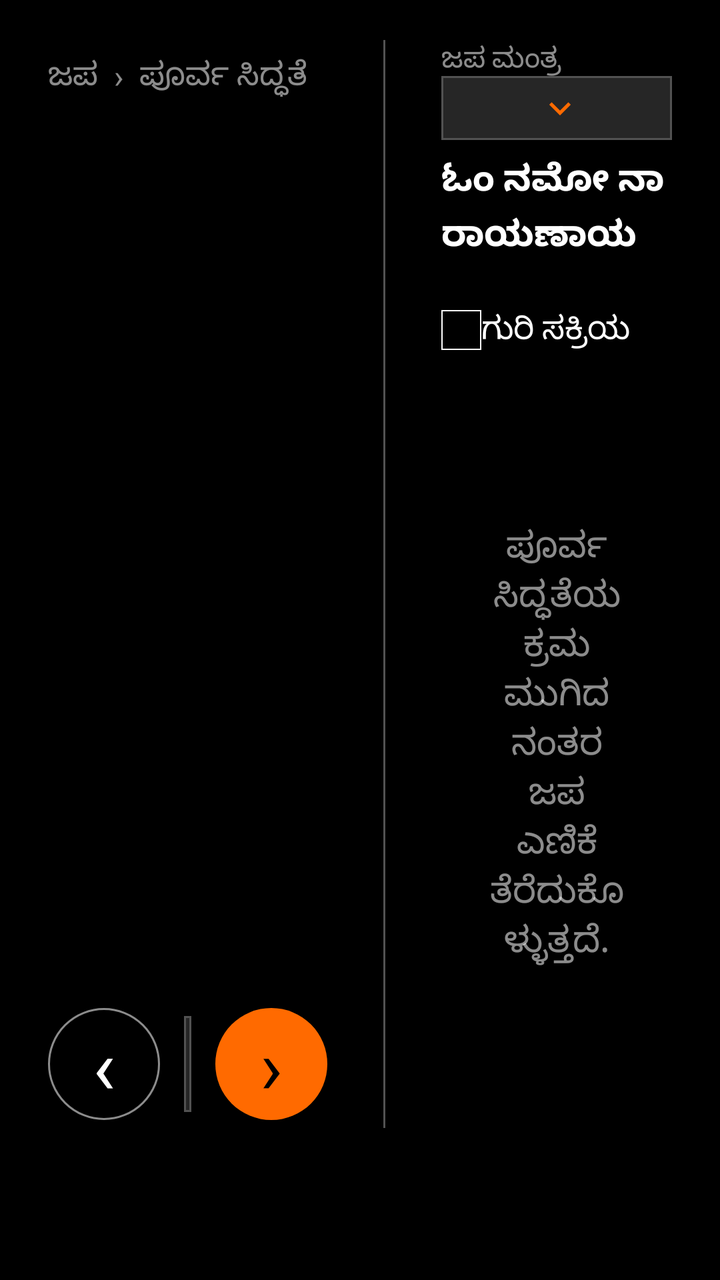
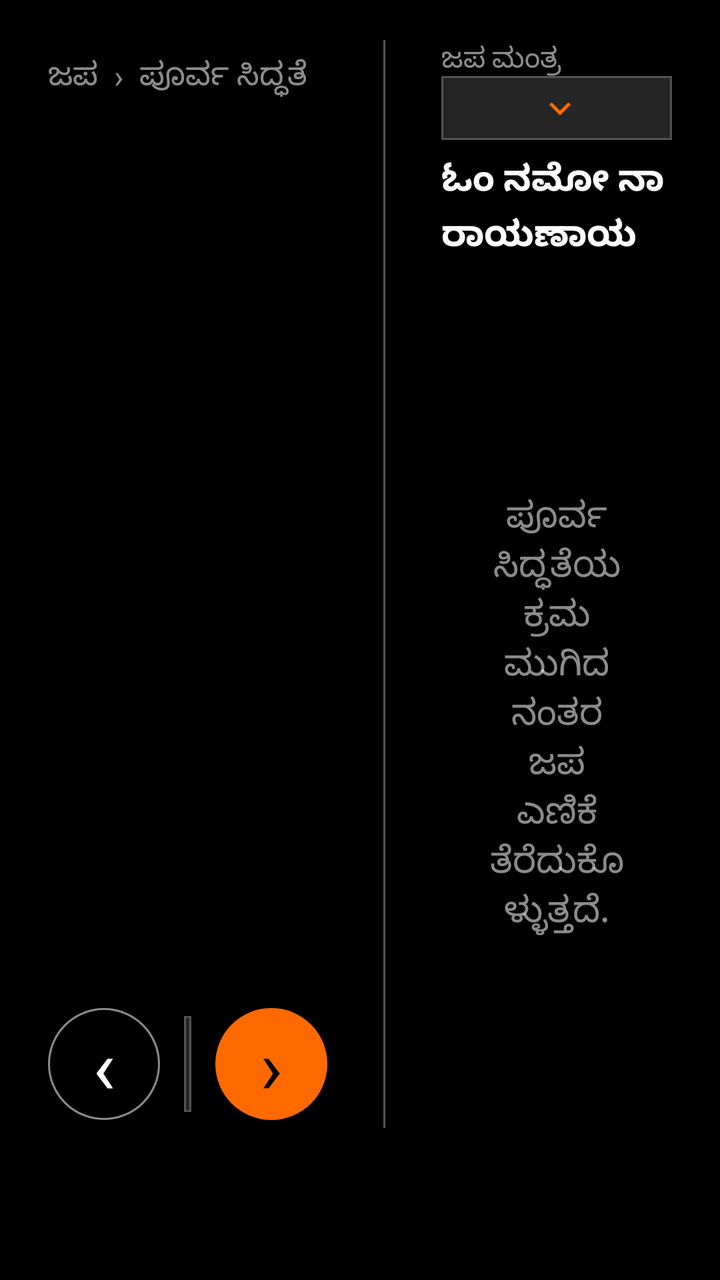

The first picture is an Android layout as it rendered before a commit; the second is the same layout after the commit. The layout source and the unified diff follow.
<!-- AndroidManifest.xml: application theme Theme.PaperDesk -->
<!-- res/layout/page_japa.xml -->
<?xml version="1.0" encoding="utf-8"?>
<LinearLayout xmlns:android="http://schemas.android.com/apk/res/android"
    android:layout_width="match_parent"
    android:layout_height="match_parent"
    android:background="@color/black"
    android:orientation="horizontal"
    android:paddingLeft="@dimen/page_pad_h"
    android:paddingTop="@dimen/japa_pad_top"
    android:paddingRight="@dimen/page_pad_h"
    android:paddingBottom="@dimen/japa_pad_bottom">

    <LinearLayout
        android:layout_width="0dp"
        android:layout_height="match_parent"
        android:layout_weight="1.08"
        android:orientation="vertical"
        android:paddingRight="28dp">

        <TextView android:id="@+id/japaTitle" style="@style/Desk.Title"
            android:layout_width="1dp" android:layout_height="1dp" android:visibility="gone" />

        <TextView android:id="@+id/japaRitualTitle" style="@style/Desk.Meta"
            android:layout_width="match_parent" android:layout_height="36dp"
            android:gravity="center_vertical" android:text="ಜಪ  ›  ಪೂರ್ವ ಸಿದ್ಧತೆ"
            android:textColor="@color/white_55" android:textSize="16sp" />

        <TextView android:id="@+id/japaRitualStep"
            android:layout_width="match_parent" android:layout_height="wrap_content"
            android:layout_marginTop="16dp" android:fontWeight="600"
            android:textColor="@color/white" android:textSize="26sp" />

        <TextView android:id="@+id/japaRitualBody" style="@style/Desk.Body2"
            android:layout_width="match_parent" android:layout_height="0dp" android:layout_weight="1"
            android:layout_marginTop="16dp" android:lineSpacingExtra="5dp"
            android:textColor="@color/white_70" android:textSize="19sp" />

        <LinearLayout android:layout_width="match_parent" android:layout_height="64dp"
            android:gravity="center_vertical" android:orientation="horizontal">
            <TextView android:id="@+id/japaRitualBack"
                android:layout_width="56dp" android:layout_height="56dp" android:background="@drawable/bg_circle"
                android:contentDescription="ಹಿಂದಿನ ಜಪ ಕ್ರಮ" android:gravity="center" android:text="‹"
                android:textColor="@color/white" android:textSize="38sp" />
            <Spinner android:id="@+id/japaRitual"
                android:layout_width="0dp" android:layout_height="48dp" android:layout_weight="1"
                android:layout_marginLeft="12dp" android:layout_marginRight="12dp"
                android:background="@drawable/bg_dropdown" android:popupBackground="@color/surface_2"
                android:spinnerMode="dropdown" />
            <TextView android:id="@+id/japaRitualNext"
                android:layout_width="56dp" android:layout_height="56dp" android:background="@drawable/bg_circle_fill"
                android:contentDescription="ಮುಂದಿನ ಜಪ ಕ್ರಮ" android:gravity="center" android:text="›"
                android:textColor="@color/black" android:textSize="38sp" />
        </LinearLayout>
    </LinearLayout>

    <View android:layout_width="1dp" android:layout_height="match_parent" android:background="@color/divider" />

    <LinearLayout android:layout_width="0dp" android:layout_height="match_parent"
        android:layout_weight="0.92" android:orientation="vertical" android:paddingLeft="28dp">

        <TextView style="@style/Desk.Meta" android:layout_width="match_parent" android:layout_height="18dp"
            android:gravity="center_vertical" android:text="ಜಪ ಮಂತ್ರ" android:textColor="@color/white_55" />

        <Spinner android:id="@+id/japaMantra" android:layout_width="match_parent" android:layout_height="32dp"
            android:background="@drawable/bg_dropdown" android:popupBackground="@color/surface_2"
            android:spinnerMode="dropdown" />

        <TextView android:id="@+id/japaMantraName"
            android:layout_width="match_parent" android:layout_height="60dp" android:layout_marginTop="4dp"
            android:autoSizeMaxTextSize="25sp" android:autoSizeMinTextSize="14sp"
            android:autoSizeStepGranularity="1sp" android:autoSizeTextType="uniform"
            android:fontWeight="700" android:gravity="center_vertical" android:lineSpacingExtra="3dp"
            android:maxLines="3" android:text="ಓಂ ನಮೋ ನಾರಾಯಣಾಯ" android:textColor="@color/white"
            android:textSize="25sp" android:textStyle="bold" />

        <TextView android:id="@+id/japaMantraNote" style="@style/Desk.Meta"
            android:layout_width="match_parent" android:layout_height="16dp"
            android:gravity="center_vertical" android:textColor="@color/carbon_support_warning"
            android:textSize="13sp" android:visibility="invisible" />

        <LinearLayout android:layout_width="match_parent" android:layout_height="30dp"
            android:gravity="center_vertical" android:orientation="horizontal">
            <CheckBox android:id="@+id/japaTargetEnabled" style="@style/Desk.Check"
                android:layout_width="144dp" android:layout_height="match_parent" android:gravity="center_vertical"
                android:text="ಗುರಿ ಸಕ್ರಿಯ" android:textColor="@color/white" android:textSize="16sp" />
            <EditText android:id="@+id/japaTarget"
                android:layout_width="124dp" android:layout_height="30dp" android:layout_marginLeft="8dp"
                android:background="@drawable/bg_input" android:hint="ಗುರಿ" android:inputType="number"
                android:maxLength="18" android:padding="8dp" android:singleLine="true"
                android:textColor="@color/white" android:textColorHint="@color/white_55" android:textSize="18sp" />
        </LinearLayout>

        <TextView android:id="@+id/japaWaiting"
            android:layout_width="match_parent" android:layout_height="0dp" android:layout_weight="1"
            android:gravity="center" android:paddingLeft="24dp" android:paddingRight="24dp"
            android:text="ಪೂರ್ವ ಸಿದ್ಧತೆಯ ಕ್ರಮ ಮುಗಿದ ನಂತರ ಜಪ ಎಣಿಕೆ ತೆರೆದುಕೊಳ್ಳುತ್ತದೆ."
            android:textColor="@color/white_55" android:textSize="18sp" />

        <LinearLayout android:id="@+id/japaCounterPane"
            android:layout_width="match_parent" android:layout_height="0dp" android:layout_weight="1"
            android:gravity="center_horizontal" android:orientation="vertical" android:visibility="gone">
            <TextView android:id="@+id/japaCurrent"
                android:layout_width="match_parent" android:layout_height="26dp" android:gravity="center"
                android:text="೦" android:textColor="@color/white" android:textSize="24sp" />
            <TextView android:id="@+id/japaProgress" style="@style/Desk.Meta"
                android:layout_width="match_parent" android:layout_height="16dp" android:gravity="center"
                android:textSize="13sp" />
            <LinearLayout android:layout_width="match_parent" android:layout_height="96dp"
                android:gravity="center" android:orientation="horizontal">
                <TextView android:id="@+id/japaTap"
                    android:layout_width="90dp" android:layout_height="90dp" android:background="@drawable/bg_circle_fill"
                    android:contentDescription="ಒಂದು ಜಪ ಸೇರಿಸಿ" android:fontWeight="700" android:gravity="center"
                    android:text="ಜಪ\n+೧" android:textColor="@color/black" android:textSize="21sp" />
                <LinearLayout android:layout_width="96dp" android:layout_height="92dp"
                    android:layout_marginLeft="18dp" android:gravity="center" android:orientation="vertical">
                    <LinearLayout android:layout_width="match_parent" android:layout_height="42dp"
                        android:gravity="center" android:orientation="horizontal">
                        <TextView android:id="@+id/japa108"
                            android:layout_width="40dp" android:layout_height="40dp" android:background="@drawable/bg_circle"
                            android:contentDescription="ನೂರ ಎಂಟು ಜಪ ಸೇರಿಸಿ" android:gravity="center" android:text="+೧೦೮"
                            android:textColor="@color/white" android:textSize="11sp" />
                        <TextView android:id="@+id/japaUndo"
                            android:layout_width="40dp" android:layout_height="40dp" android:layout_marginLeft="10dp"
                            android:background="@drawable/bg_circle" android:contentDescription="ಒಂದು ಎಣಿಕೆ ಹಿಂದಕ್ಕೆ"
                            android:gravity="center" android:text="−೧" android:textColor="@color/white" android:textSize="15sp" />
                    </LinearLayout>
                    <LinearLayout android:layout_width="match_parent" android:layout_height="42dp"
                        android:layout_marginTop="6dp" android:gravity="center" android:orientation="horizontal">
                        <TextView android:id="@+id/japaComplete"
                            android:layout_width="40dp" android:layout_height="40dp" android:background="@drawable/bg_circle_fill"
                            android:contentDescription="ಜಪ ಅವಧಿ ದಾಖಲಿಸು" android:gravity="center" android:text="✓"
                            android:textColor="@color/black" android:textSize="20sp" />
                        <TextView android:id="@+id/japaReset"
                            android:layout_width="40dp" android:layout_height="40dp" android:layout_marginLeft="10dp"
                            android:background="@drawable/bg_circle" android:contentDescription="ಪ್ರಸ್ತುತ ಜಪ ಎಣಿಕೆಯನ್ನು ಮರುಹೊಂದಿಸು"
                            android:gravity="center" android:text="↺" android:textColor="@color/white" android:textSize="19sp" />
                    </LinearLayout>
                </LinearLayout>
            </LinearLayout>
            <TextView android:id="@+id/japaSessions" style="@style/Desk.Meta"
                android:layout_width="match_parent" android:layout_height="16dp" android:gravity="center"
                android:textSize="13sp" />
        </LinearLayout>
    </LinearLayout>
</LinearLayout>
<!-- resources referenced by this layout -->
<resources>
  <color name="black">#000000</color>
  <color name="carbon_support_warning">#F1C21B</color>
  <color name="divider">#525252</color>
  <color name="surface_2">#262626</color>
  <color name="white">#FFFFFF</color>
  <color name="white_55">#8CFFFFFF</color>
  <color name="white_70">#B3FFFFFF</color>
  <dimen name="japa_pad_bottom">76dp</dimen>
  <dimen name="japa_pad_top">20dp</dimen>
  <dimen name="page_pad_h">24dp</dimen>
  <!-- drawable bg_input (drawable) -->
  <?xml version="1.0" encoding="utf-8"?>
  <layer-list xmlns:android="http://schemas.android.com/apk/res/android">
      <item android:gravity="bottom">
          <shape android:shape="rectangle">
              <size android:height="@dimen/stroke_standard" />
              <solid android:color="@color/white_70" />
          </shape>
      </item>
  </layer-list>
  <style name="Desk.Body2" parent="Desk">
          <item name="android:textSize">@dimen/type_body2</item>
          <item name="android:fontWeight">400</item>
          <item name="android:textStyle">normal</item>
          <item name="android:textColor">@color/white_70</item>
      </style>
  <style name="Desk.Check" parent="Widget.AppCompat.CompoundButton.CheckBox">
          <item name="android:button">@drawable/bg_checkbox</item>
      </style>
  <style name="Desk.Meta" parent="Desk">
          <item name="android:textSize">@dimen/type_meta</item>
          <item name="android:fontWeight">400</item>
          <item name="android:textStyle">normal</item>
          <item name="android:textColor">@color/white_55</item>
      </style>
  <style name="Desk.Title" parent="Desk">
          <item name="android:textSize">@dimen/type_title</item>
          <item name="android:fontWeight">600</item>
          <item name="android:textStyle">normal</item>
          <item name="android:textColor">@color/white</item>
      </style>
  <color name="accent">#FF6A00</color>
  <dimen name="stroke_standard">1dp</dimen>
  <style name="Desk">
          <item name="android:fontFamily">sans-serif</item>
          <item name="android:textColor">@color/white</item>
      </style>
  <dimen name="type_body2">16sp</dimen>
  <dimen name="type_meta">14sp</dimen>
  <dimen name="type_title">24sp</dimen>
  <color name="carbon_support_error">#FA4D56</color>
  <color name="carbon_gray_80">#393939</color>
  <style name="ShapeAppearance.PaperDesk" parent="ShapeAppearance.MaterialComponents">
          <item name="cornerFamily">rounded</item>
          <item name="cornerSize">0dp</item>
      </style>
  <color name="accent_70">#B3FF6A00</color>
  <dimen name="check">20dp</dimen>
  <dimen name="stroke">0.5dp</dimen>
  <dimen name="btn_h">44dp</dimen>
  <dimen name="type_btn">16sp</dimen>
  <dimen name="space_16">16dp</dimen>
  <dimen name="space_8">8dp</dimen>
  <dimen name="touch">48dp</dimen>
  <dimen name="stroke_hairline">0.5dp</dimen>
  <!-- drawable bg_dialog (drawable) -->
  <?xml version="1.0" encoding="utf-8"?>
  <shape xmlns:android="http://schemas.android.com/apk/res/android"
      android:shape="rectangle">
      <solid android:color="@color/black" />
      <stroke
          android:width="@dimen/stroke"
          android:color="@color/white" />
  </shape>
  <style name="Desk.DialogButton.Positive" parent="Desk.DialogButton">
          <item name="android:textColor">@color/accent</item>
      </style>
  <style name="Desk.DialogButton.Negative" parent="Desk.DialogButton">
          <item name="android:textColor">@color/white_70</item>
      </style>
  <style name="Desk.DialogButton" parent="Widget.AppCompat.Button.ButtonBar.AlertDialog">
          <item name="android:background">@color/black</item>
          <item name="android:minHeight">48dp</item>
          <item name="android:textSize">18sp</item>
      </style>
  <!-- unchanged entries left out for length: 13 -->
</resources>

<!-- the commit's change to res/layout/page_japa.xml (unified diff, before → after) -->
@@ -77,18 +77,6 @@
             android:gravity="center_vertical" android:textColor="@color/carbon_support_warning"
             android:textSize="13sp" android:visibility="invisible" />
 
-        <LinearLayout android:layout_width="match_parent" android:layout_height="30dp"
-            android:gravity="center_vertical" android:orientation="horizontal">
-            <CheckBox android:id="@+id/japaTargetEnabled" style="@style/Desk.Check"
-                android:layout_width="144dp" android:layout_height="match_parent" android:gravity="center_vertical"
-                android:text="ಗುರಿ ಸಕ್ರಿಯ" android:textColor="@color/white" android:textSize="16sp" />
-            <EditText android:id="@+id/japaTarget"
-                android:layout_width="124dp" android:layout_height="30dp" android:layout_marginLeft="8dp"
-                android:background="@drawable/bg_input" android:hint="ಗುರಿ" android:inputType="number"
-                android:maxLength="18" android:padding="8dp" android:singleLine="true"
-                android:textColor="@color/white" android:textColorHint="@color/white_55" android:textSize="18sp" />
-        </LinearLayout>
-
         <TextView android:id="@+id/japaWaiting"
             android:layout_width="match_parent" android:layout_height="0dp" android:layout_weight="1"
             android:gravity="center" android:paddingLeft="24dp" android:paddingRight="24dp"
@@ -99,11 +87,9 @@
             android:layout_width="match_parent" android:layout_height="0dp" android:layout_weight="1"
             android:gravity="center_horizontal" android:orientation="vertical" android:visibility="gone">
             <TextView android:id="@+id/japaCurrent"
-                android:layout_width="match_parent" android:layout_height="26dp" android:gravity="center"
-                android:text="೦" android:textColor="@color/white" android:textSize="24sp" />
-            <TextView android:id="@+id/japaProgress" style="@style/Desk.Meta"
-                android:layout_width="match_parent" android:layout_height="16dp" android:gravity="center"
-                android:textSize="13sp" />
+                android:layout_width="match_parent" android:layout_height="48dp" android:gravity="center"
+                android:includeFontPadding="true" android:text="೦" android:textColor="@color/white"
+                android:textSize="34sp" />
             <LinearLayout android:layout_width="match_parent" android:layout_height="96dp"
                 android:gravity="center" android:orientation="horizontal">
                 <TextView android:id="@+id/japaTap"
<!-- resource entries referenced after the edit -->
@@ -10,16 +10,6 @@
   <dimen name="japa_pad_bottom">76dp</dimen>
   <dimen name="japa_pad_top">20dp</dimen>
   <dimen name="page_pad_h">24dp</dimen>
-  <!-- drawable bg_input (drawable) -->
-  <?xml version="1.0" encoding="utf-8"?>
-  <layer-list xmlns:android="http://schemas.android.com/apk/res/android">
-      <item android:gravity="bottom">
-          <shape android:shape="rectangle">
-              <size android:height="@dimen/stroke_standard" />
-              <solid android:color="@color/white_70" />
-          </shape>
-      </item>
-  </layer-list>
   <style name="Desk.Body2" parent="Desk">
           <item name="android:textSize">@dimen/type_body2</item>
           <item name="android:fontWeight">400</item>
